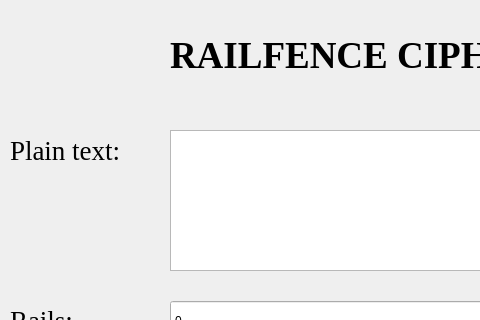
Qt form lab_03/ui/railfence.ui (LamTT1306/bmthnc-hutech-2380601190) before a commit; both pictures show x 0 to 480 and y 0 to 320 of the 825 by 649 pixel window.
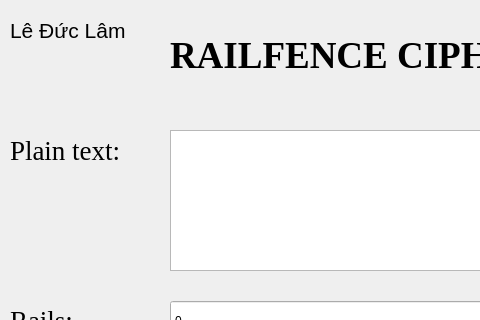
The same form after that commit.

What changed in the file:
```diff
--- a/lab_03/ui/railfence.ui
+++ b/lab_03/ui/railfence.ui
@@ -174,6 +174,24 @@
      </rect>
     </property>
    </widget>
+   <widget class="QLabel" name="label_5">
+    <property name="geometry">
+     <rect>
+      <x>10</x>
+      <y>10</y>
+      <width>131</width>
+      <height>41</height>
+     </rect>
+    </property>
+    <property name="font">
+     <font>
+      <pointsize>16</pointsize>
+     </font>
+    </property>
+    <property name="text">
+     <string>Lê Đức Lâm</string>
+    </property>
+   </widget>
   </widget>
   <widget class="QMenuBar" name="menubar">
    <property name="geometry">
```
Left out of the diff: 2 changed lines with no effect on the pictures.
